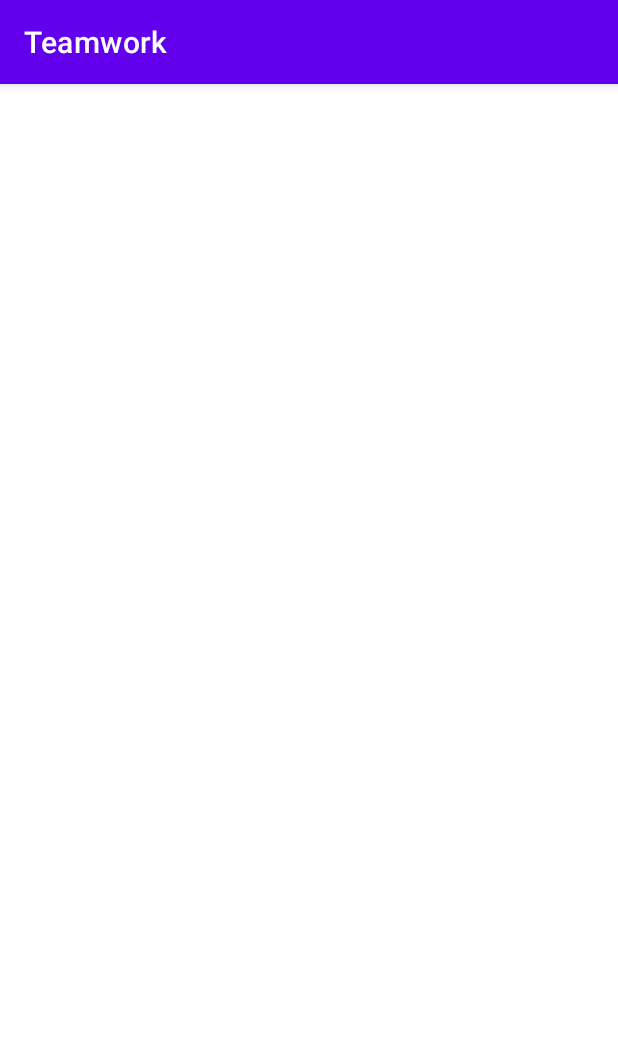
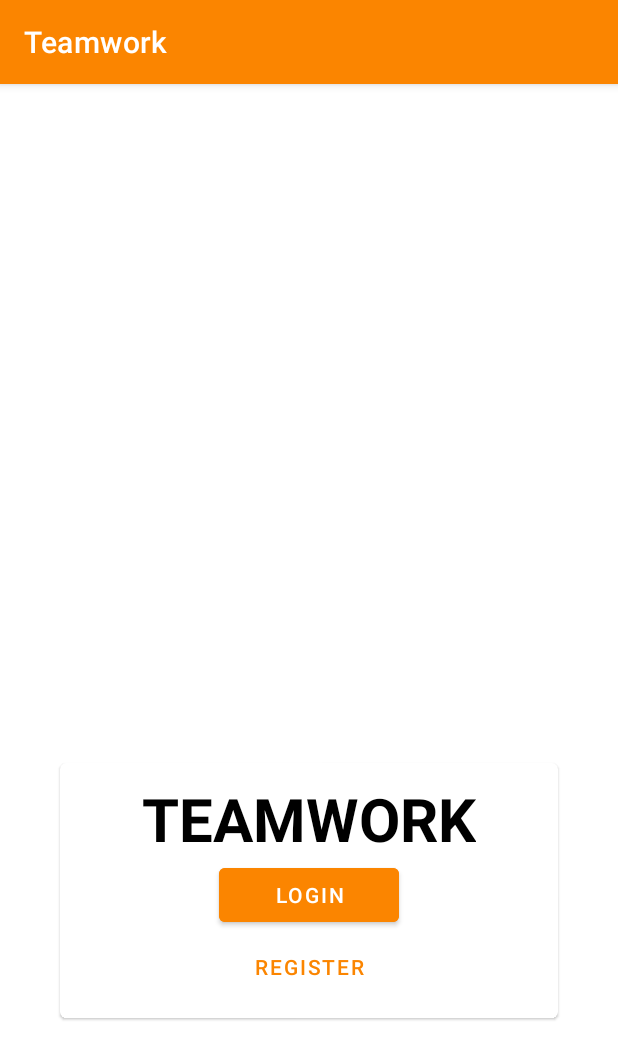
Before and after one commit to bensuwun/Teamwork, an Android app: the screen it shows after launch (MainActivity), on a phone screen of 412 x 824 dp. Shown: the top 1059 px of the screen. Run offline under Robolectric (Android 15) with nearby library versions, the phone set to English and light mode, and no system bars.

Commit message:
Progress on login/register

```diff
--- /dev/null
+++ b/app/src/main/java/ph/edu/dlsu/mobdeve/s17/sun/benedict/teamwork/Landing.kt
@@ -0,0 +1,43 @@
+package ph.edu.dlsu.mobdeve.s17.sun.benedict.teamwork
+
+import android.os.Bundle
+import androidx.fragment.app.Fragment
+import android.view.LayoutInflater
+import android.view.View
+import android.view.ViewGroup
+import android.widget.Toast
+import androidx.navigation.Navigation
+import androidx.navigation.findNavController
+import ph.edu.dlsu.mobdeve.s17.sun.benedict.teamwork.databinding.FragmentLandingBinding
+
+/**
+ * A simple [Fragment] subclass.
+ */
+class LandingFragment : Fragment() {
+
+    lateinit var binding: FragmentLandingBinding
+    override fun onCreateView(
+        inflater: LayoutInflater, container: ViewGroup?,
+        savedInstanceState: Bundle?
+    ): View? {
+        // Inflate the layout for this fragment
+        binding = FragmentLandingBinding.inflate(inflater, container, false)
+        val view = binding.root
+
+        // Initialize event handlers
+        setEventHandlers(view)
+
+        // Return the entire fragment
+        return view
+    }
+
+    private fun setEventHandlers(view : View){
+        binding.btnLogin.setOnClickListener {
+            view.findNavController().navigate(R.id.navigateToLogin)
+        }
+
+        binding.btnRegister.setOnClickListener {
+            view.findNavController().navigate(R.id.navigateToRegister)
+        }
+    }
+}
--- a/app/src/main/java/ph/edu/dlsu/mobdeve/s17/sun/benedict/teamwork/MainActivity.kt
+++ b/app/src/main/java/ph/edu/dlsu/mobdeve/s17/sun/benedict/teamwork/MainActivity.kt
@@ -4,6 +4,7 @@ import androidx.appcompat.app.AppCompatActivity
 import android.os.Bundle
 
 class MainActivity : AppCompatActivity() {
+
     override fun onCreate(savedInstanceState: Bundle?) {
         super.onCreate(savedInstanceState)
         setContentView(R.layout.activity_main)
--- a/app/src/main/res/layout/activity_main.xml
+++ b/app/src/main/res/layout/activity_main.xml
@@ -4,4 +4,18 @@
     xmlns:tools="http://schemas.android.com/tools"
     android:layout_width="match_parent"
     android:layout_height="match_parent"
-    tools:context=".MainActivity"/>
+    tools:context=".MainActivity">
+
+
+    <androidx.fragment.app.FragmentContainerView
+        android:id="@+id/fragmentContainerView"
+        android:name="androidx.navigation.fragment.NavHostFragment"
+        android:layout_width="392dp"
+        android:layout_height="0dp"
+        app:defaultNavHost="true"
+        app:layout_constraintBottom_toBottomOf="parent"
+        app:layout_constraintEnd_toEndOf="parent"
+        app:layout_constraintStart_toStartOf="parent"
+        app:layout_constraintTop_toTopOf="parent"
+        app:navGraph="@navigation/login_nav" />
+</androidx.constraintlayout.widget.ConstraintLayout>
--- /dev/null
+++ b/app/src/main/res/layout/fragment_landing.xml
@@ -0,0 +1,76 @@
+<?xml version="1.0" encoding="utf-8"?>
+<androidx.constraintlayout.widget.ConstraintLayout xmlns:android="http://schemas.android.com/apk/res/android"
+    xmlns:app="http://schemas.android.com/apk/res-auto"
+    xmlns:tools="http://schemas.android.com/tools"
+    android:layout_width="match_parent"
+    android:layout_height="match_parent"
+    tools:context=".LandingFragment">
+
+    <androidx.constraintlayout.widget.Guideline
+        android:id="@+id/guideline_main"
+        android:layout_width="wrap_content"
+        android:layout_height="wrap_content"
+        android:orientation="horizontal"
+        app:layout_constraintGuide_percent="0.7" />
+
+    <ImageView
+        android:id="@+id/iv_main_img"
+        android:layout_width="match_parent"
+        android:layout_height="0dp"
+        android:contentDescription="landing_img"
+        app:layout_constraintBottom_toTopOf="@id/guideline_main"
+        app:layout_constraintStart_toStartOf="parent"
+        app:layout_constraintTop_toTopOf="parent"
+        tools:srcCompat="@android:color/holo_orange_dark" />
+
+    <com.google.android.material.card.MaterialCardView
+        app:layout_constraintStart_toStartOf="@id/iv_main_img"
+        app:layout_constraintEnd_toEndOf="@id/iv_main_img"
+        app:layout_constraintTop_toBottomOf="@id/iv_main_img"
+        app:layout_constraintBottom_toBottomOf="@id/iv_main_img"
+        android:layout_width="match_parent"
+        android:orientation="vertical"
+        android:layout_height="wrap_content"
+        android:layout_marginStart="30dp"
+        android:layout_marginEnd="30dp">
+
+        <LinearLayout
+            android:layout_width="wrap_content"
+            android:layout_height="wrap_content"
+            android:orientation="vertical"
+            android:gravity="center"
+            android:layout_gravity="center">
+
+            <TextView
+                android:layout_width="wrap_content"
+                android:layout_height="wrap_content"
+                android:text="@string/app_name"
+                android:textAllCaps="true"
+                android:textAlignment="center"
+                android:layout_gravity="center"
+                android:textSize="40sp"
+                android:textColor="@color/black"
+                android:textStyle="bold"
+                android:layout_marginTop="10dp"/>
+
+            <com.google.android.material.button.MaterialButton
+                android:id="@+id/btn_login"
+                android:layout_width="120dp"
+                android:layout_height="wrap_content"
+                android:text="@string/login"
+                android:backgroundTint="@color/app_orange" />
+
+            <com.google.android.material.button.MaterialButton
+                android:id="@+id/btn_register"
+                android:layout_width="120dp"
+                style="@style/Widget.MaterialComponents.Button.TextButton"
+                android:layout_height="wrap_content"
+                android:text="@string/register"
+                android:textColor="@color/app_orange"
+                android:layout_marginBottom="10dp"/>
+
+        </LinearLayout>
+
+    </com.google.android.material.card.MaterialCardView>
+
+</androidx.constraintlayout.widget.ConstraintLayout>
--- /dev/null
+++ b/app/src/main/res/navigation/login_nav.xml
@@ -0,0 +1,35 @@
+<?xml version="1.0" encoding="utf-8"?>
+<navigation xmlns:android="http://schemas.android.com/apk/res/android"
+    xmlns:app="http://schemas.android.com/apk/res-auto"
+    xmlns:tools="http://schemas.android.com/tools"
+    android:id="@+id/my_nav"
+    app:startDestination="@id/landingFragment">
+
+    <fragment
+        android:id="@+id/landingFragment"
+        android:name="ph.edu.dlsu.mobdeve.s17.sun.benedict.teamwork.LandingFragment"
+        android:label="fragment_landing"
+        tools:layout="@layout/fragment_landing" >
+        <action
+            android:id="@+id/navigateToRegister"
+            app:destination="@id/register"
+            app:enterAnim="@android:anim/slide_in_left"
+            app:exitAnim="@android:anim/slide_out_right" />
+        <action
+            android:id="@+id/navigateToLogin"
+            app:destination="@id/loginFragment"
+            app:enterAnim="@android:anim/slide_in_left"
+            app:exitAnim="@android:anim/slide_out_right" />
+    </fragment>
+
+    <fragment
+        android:id="@+id/register"
+        android:name="ph.edu.dlsu.mobdeve.s17.sun.benedict.teamwork.Register"
+        android:label="fragment_register"
+        tools:layout="@layout/fragment_register" />
+    <fragment
+        android:id="@+id/loginFragment"
+        android:name="ph.edu.dlsu.mobdeve.s17.sun.benedict.teamwork.LoginFragment"
+        android:label="fragment_login"
+        tools:layout="@layout/fragment_login"/>
+</navigation>
--- a/app/src/main/res/values/colors.xml
+++ b/app/src/main/res/values/colors.xml
@@ -7,4 +7,10 @@
     <color name="teal_700">#FF018786</color>
     <color name="black">#FF000000</color>
     <color name="white">#FFFFFFFF</color>
+    <color name="app_orange">#FB8500</color>
+    <color name="app_yellow">#FFB703</color>
+    <color name="app_navy_blue">#023047</color>
+    <color name="app_light_blue">#219EBC</color>
+    <color name="app_lightest_blue">#8ECAE6</color>
+    <color name="app_background">#FAF5EF</color>
 </resources>
--- a/app/src/main/res/values/themes.xml
+++ b/app/src/main/res/values/themes.xml
@@ -2,8 +2,8 @@
     <!-- Base application theme. -->
     <style name="Theme.Teamwork" parent="Theme.MaterialComponents.DayNight.DarkActionBar">
         <!-- Primary brand color. -->
-        <item name="colorPrimary">@color/purple_500</item>
-        <item name="colorPrimaryVariant">@color/purple_700</item>
+        <item name="colorPrimary">@color/app_orange</item>
+        <item name="colorPrimaryVariant">@color/app_orange</item>
         <item name="colorOnPrimary">@color/white</item>
         <!-- Secondary brand color. -->
         <item name="colorSecondary">@color/teal_200</item>
```
Also changed, not shown: app/build.gradle (+8 -0 lines), app/src/main/java/ph/edu/dlsu/mobdeve/s17/sun/benedict/teamwork/Login.kt (added, +30 -0 lines), app/src/main/java/ph/edu/dlsu/mobdeve/s17/sun/benedict/teamwork/Register.kt (added, +22 -0 lines), app/src/main/res/layout/fragment_login.xml (added, +97 -0 lines), app/src/main/res/layout/fragment_register.xml (added, +112 -0 lines), app/src/main/res/values/strings.xml (+10 -0 lines).
